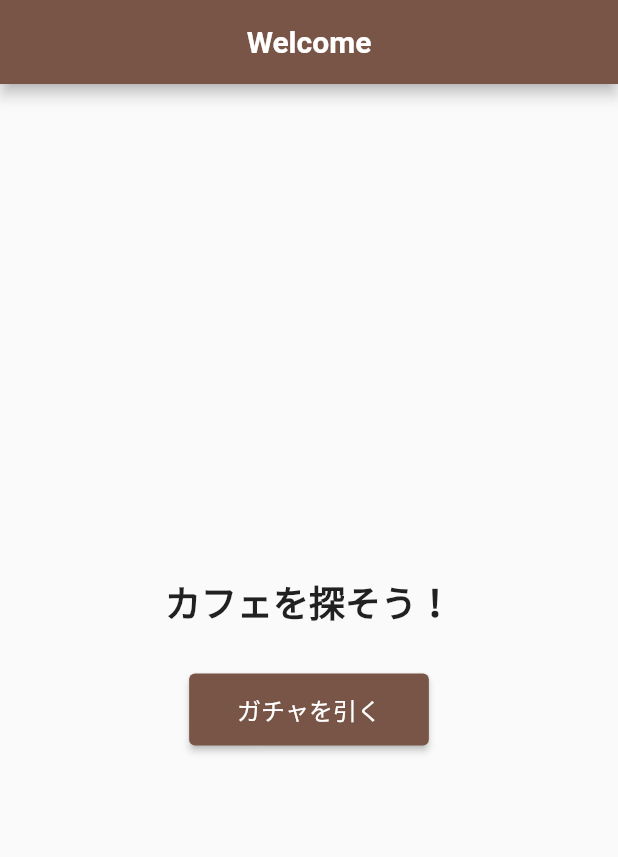
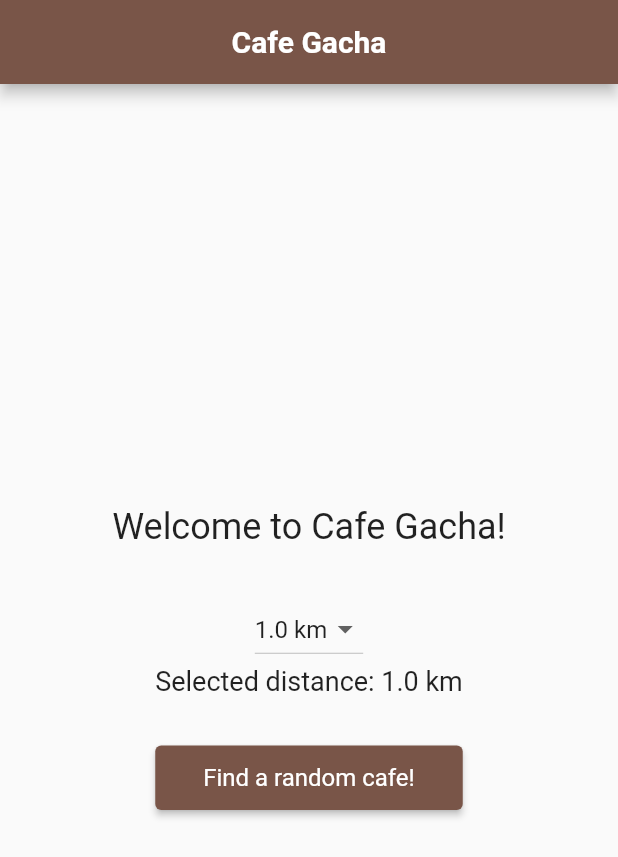
Before and after one commit to shuntarouranishi/random_cafe, a Flutter app: the screen it shows after launch, on a phone screen of 412 x 824 dp. Shown: the top 857 px of the screen. Run offline on Flutter 3.47's test engine with Material 2 defaults, Android fonts, the phone set to English and light mode, and no system bars; our stand-ins replace cached_network_image, geolocator.

Commit message:
distance

```diff
--- a/lib/helpers/gacha_helper.dart
+++ b/lib/helpers/gacha_helper.dart
@@ -2,12 +2,14 @@ import 'dart:math';
 import 'package:cafe_gacha/models/cafe.dart';
 
 class GachaHelper {
+  static final Random _random = Random();
+
   static Cafe selectRandomCafe(List<Cafe> cafes) {
     if (cafes.isEmpty) {
-      throw Exception('No cafes found');
+      throw Exception('No cafes to choose from');
     }
-    Random random = Random();
-    int randomIndex = random.nextInt(cafes.length);
+
+    int randomIndex = _random.nextInt(cafes.length);
     return cafes[randomIndex];
   }
 }
--- a/lib/main.dart
+++ b/lib/main.dart
@@ -1,6 +1,7 @@
 import 'package:flutter/material.dart';
 import 'package:cafe_gacha/widgets/app_theme.dart';
 import 'package:cafe_gacha/screens/welcome_screen.dart';
+
 
 void main() {
   runApp(CafeGachaApp());
--- a/lib/models/cafe.dart
+++ b/lib/models/cafe.dart
@@ -1,29 +1,27 @@
 class Cafe {
   final String name;
-  final String address;
-  final String? photoReference; // Allow null values by changing type to 'String?'
+  final String? photoReference;
   final double latitude;
   final double longitude;
+  final String address;
 
   Cafe({
     required this.name,
-    required this.address,
-    this.photoReference, // Remove 'required' keyword
+    this.photoReference,
     required this.latitude,
     required this.longitude,
+    required this.address,
   });
 
-  factory Cafe.fromGooglePlaces(Map<String, dynamic> data) {
-    final String? photoReference = data['photos'] != null && data['photos'].isNotEmpty
-        ? data['photos'][0]['photo_reference']
-        : null;
-
+  factory Cafe.fromGooglePlaces(Map<String, dynamic> data, double distance) {
     return Cafe(
       name: data['name'],
-      address: data['vicinity'],
-      photoReference: photoReference,
+      photoReference: data['photos'] != null
+          ? data['photos'][0]['photo_reference']
+          : null,
       latitude: data['geometry']['location']['lat'],
       longitude: data['geometry']['location']['lng'],
+      address: data['vicinity'],
     );
   }
 }
--- a/lib/screens/welcome_screen.dart
+++ b/lib/screens/welcome_screen.dart
@@ -2,46 +2,67 @@ import 'package:flutter/material.dart';
 import 'package:cafe_gacha/screens/gacha_animation_screen.dart';
 import 'package:cafe_gacha/services/location_service.dart';
 import 'package:flutter/material.dart';
-// Add other necessary imports
 
+// Import statements ...
 
-class WelcomeScreen extends StatelessWidget {
-  Future<void> _getStarted(BuildContext context) async {
-    bool permissionGranted = await LocationService().requestPermission();
+class WelcomeScreen extends StatefulWidget {
+  @override
+  _WelcomeScreenState createState() => _WelcomeScreenState();
+}
 
-    if (permissionGranted) {
-      Navigator.push(
-        context,
-        MaterialPageRoute(builder: (context) => GachaAnimationScreen()),
-      );
-    } else {
-      ScaffoldMessenger.of(context).showSnackBar(
-        SnackBar(
-          content: Text('Location permission is required for the app to work.'),
-        ),
-      );
-    }
-  }
+class _WelcomeScreenState extends State<WelcomeScreen> {
+  List<double> _distanceIncrements = [0.1, 0.3, 0.5, 0.8, 1, 2, 3, 5];
+  double _selectedDistance = 1;
 
   @override
   Widget build(BuildContext context) {
     return Scaffold(
       appBar: AppBar(
-        title: Text('Welcome'),
-        automaticallyImplyLeading: false, // Add this line to remove the back button
+        title: Text('Cafe Gacha'),
+        automaticallyImplyLeading: false,
       ),
       body: Center(
         child: Column(
           mainAxisAlignment: MainAxisAlignment.center,
-          children: [
+          children: <Widget>[
             Text(
-              'カフェを探そう！',
-              style: TextStyle(fontSize: 24, fontWeight: FontWeight.bold),
+              'Welcome to Cafe Gacha!',
+              style: TextStyle(fontSize: 24),
+            ),
+            SizedBox(height: 30),
+            DropdownButton<double>(
+              value: _selectedDistance,
+              items: _distanceIncrements
+                  .map((distance) => DropdownMenuItem<double>(
+                value: distance,
+                child: Text('${distance.toStringAsFixed(1)} km'),
+              ))
+                  .toList(),
+              onChanged: (double? newValue) {
+                if (newValue != null) {
+                  setState(() {
+                    _selectedDistance = newValue;
+                  });
+                }
+              },
+            ),
+            Text(
+              'Selected distance: ${_selectedDistance.toStringAsFixed(1)} km',
+              style: TextStyle(fontSize: 18),
             ),
             SizedBox(height: 30),
             ElevatedButton(
-              onPressed: () => _getStarted(context),
-              child: Text('ガチャを引く'),
+              onPressed: () {
+                Navigator.push(
+                  context,
+                  MaterialPageRoute(
+                    builder: (context) => GachaAnimationScreen(
+                      selectedDistance: _selectedDistance,
+                    ),
+                  ),
+                );
+              },
+              child: Text('Find a random cafe!'),
             ),
           ],
         ),
--- a/lib/widgets/app_theme.dart
+++ b/lib/widgets/app_theme.dart
@@ -4,8 +4,6 @@ final ThemeData appTheme = ThemeData(
   primarySwatch: Colors.brown,
   accentColor: Colors.orangeAccent,
   textTheme: TextTheme(
-    headline1: TextStyle(fontSize: 32, fontWeight: FontWeight.bold),
-    headline2: TextStyle(fontSize: 24, fontWeight: FontWeight.bold),
     bodyText1: TextStyle(fontSize: 16, fontWeight: FontWeight.normal),
   ),
   appBarTheme: AppBarTheme(
--- a/pubspec.yaml
+++ b/pubspec.yaml
@@ -60,6 +60,9 @@ dev_dependencies:
 
 # The following section is specific to Flutter packages.
 flutter:
+  assets:
+    - assets/images/
+
 
   # The following line ensures that the Material Icons font is
   # included with your application, so that you can use the icons in
```
Also changed, not shown: lib/screens/cafe_info_screen.dart (+51 -55 lines), lib/screens/gacha_animation_screen.dart (+115 -35 lines), lib/services/cafe_service.dart (+20 -19 lines).
